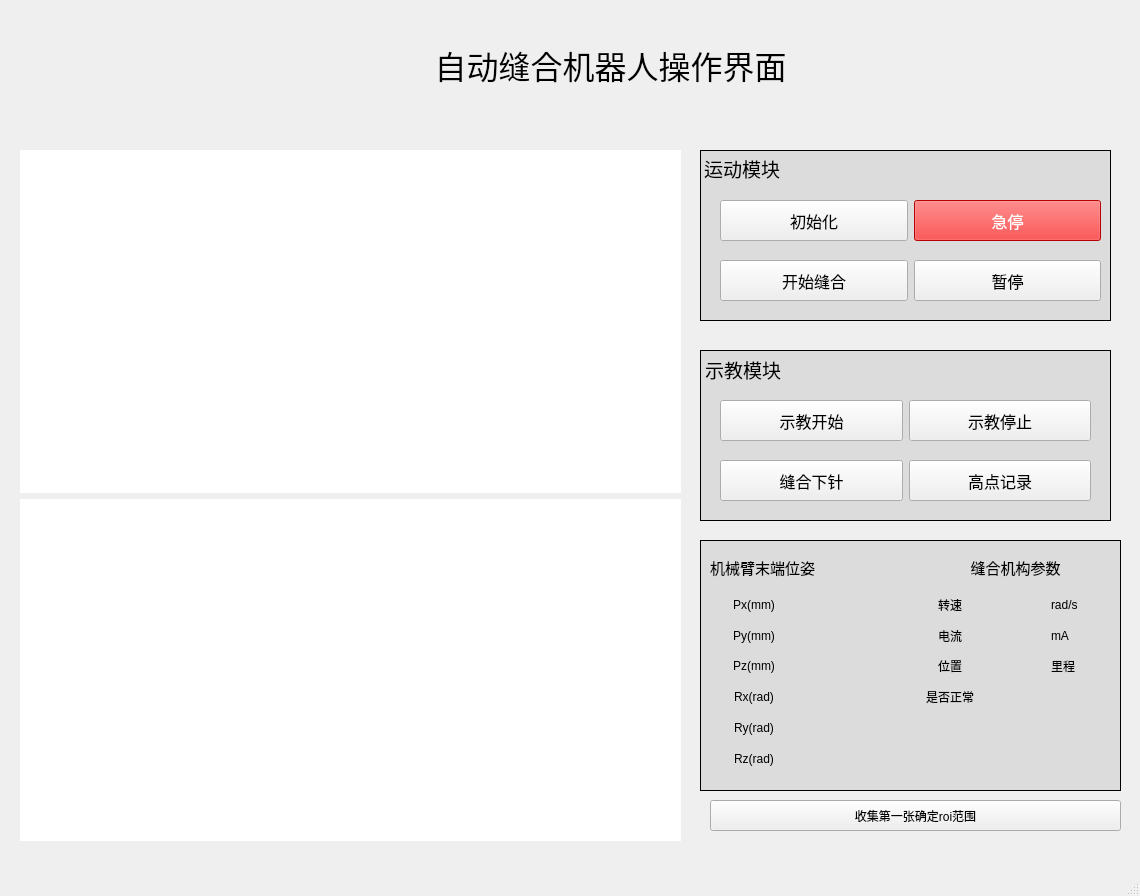
theonlyhacker/autoSuturePy, file test.ui: the form before one commit.
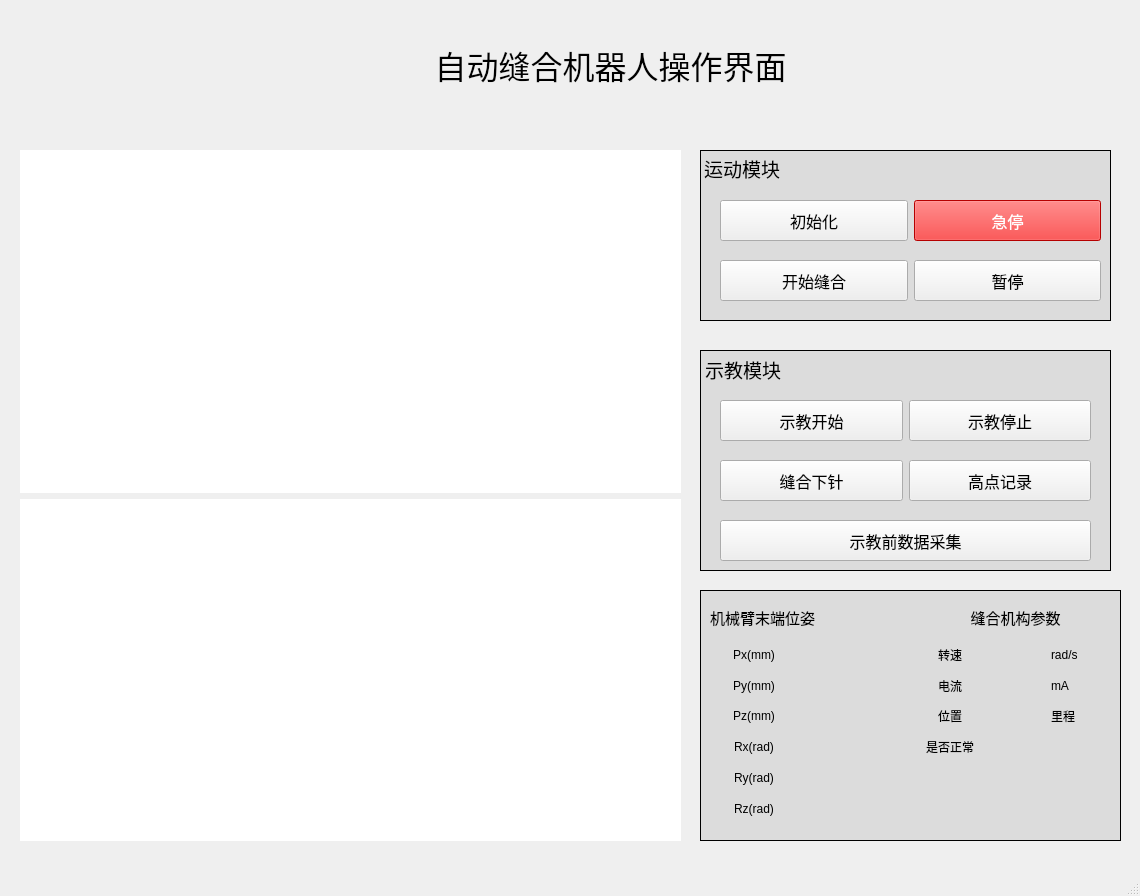
The form after the commit.

The edit to the form file:
```diff
--- a/test.ui
+++ b/test.ui
@@ -261,7 +261,7 @@
     <property name="geometry">
      <rect>
       <x>710</x>
-      <y>550</y>
+      <y>600</y>
       <width>181</width>
       <height>221</height>
      </rect>
@@ -406,7 +406,7 @@
     <property name="geometry">
      <rect>
       <x>920</x>
-      <y>550</y>
+      <y>600</y>
       <width>191</width>
       <height>221</height>
      </rect>
@@ -661,7 +661,7 @@
       <x>700</x>
       <y>350</y>
       <width>411</width>
-      <height>171</height>
+      <height>221</height>
      </rect>
     </property>
     <property name="font">
@@ -683,24 +683,11 @@
      <set>Qt::AlignLeading|Qt::AlignLeft|Qt::AlignTop</set>
     </property>
    </widget>
-   <widget class="QPushButton" name="pushButton_11">
-    <property name="geometry">
-     <rect>
-      <x>710</x>
-      <y>800</y>
-      <width>411</width>
-      <height>31</height>
-     </rect>
-    </property>
-    <property name="text">
-     <string>收集第一张确定roi范围</string>
-    </property>
-   </widget>
    <widget class="QLabel" name="label">
     <property name="geometry">
      <rect>
       <x>700</x>
-      <y>540</y>
+      <y>590</y>
       <width>421</width>
       <height>251</height>
      </rect>
@@ -715,6 +702,36 @@
      <string/>
     </property>
    </widget>
+   <widget class="QWidget" name="horizontalLayoutWidget">
+    <property name="geometry">
+     <rect>
+      <x>720</x>
+      <y>520</y>
+      <width>371</width>
+      <height>41</height>
+     </rect>
+    </property>
+    <layout class="QHBoxLayout" name="horizontalLayout">
+     <item>
+      <widget class="QPushButton" name="pushButton_11">
+       <property name="sizePolicy">
+        <sizepolicy hsizetype="Minimum" vsizetype="Preferred">
+         <horstretch>0</horstretch>
+         <verstretch>0</verstretch>
+        </sizepolicy>
+       </property>
+       <property name="font">
+        <font>
+         <pointsize>12</pointsize>
+        </font>
+       </property>
+       <property name="text">
+        <string>示教前数据采集</string>
+       </property>
+      </widget>
+     </item>
+    </layout>
+   </widget>
    <zorder>label</zorder>
    <zorder>label_22</zorder>
    <zorder>run_control_model</zorder>
@@ -726,7 +743,7 @@
    <zorder>gridLayoutWidget</zorder>
    <zorder>gridLayoutWidget_2</zorder>
    <zorder>horizontalLayoutWidget_6</zorder>
-   <zorder>pushButton_11</zorder>
+   <zorder>horizontalLayoutWidget</zorder>
   </widget>
   <widget class="QMenuBar" name="menubar">
    <property name="geometry">
```
